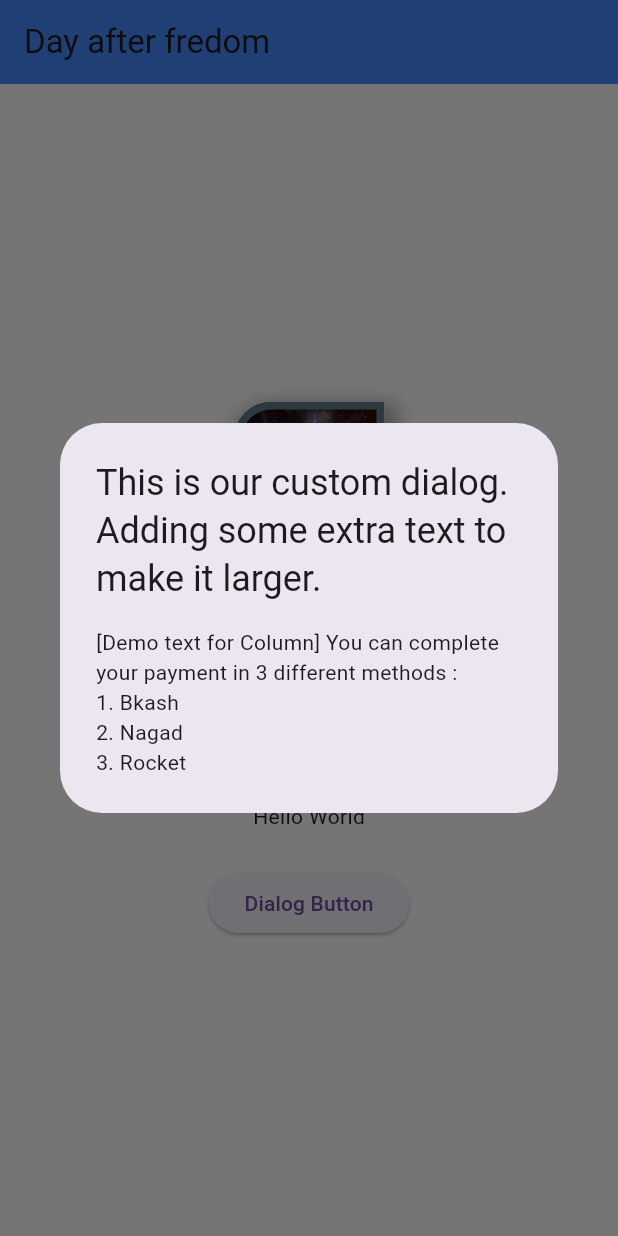
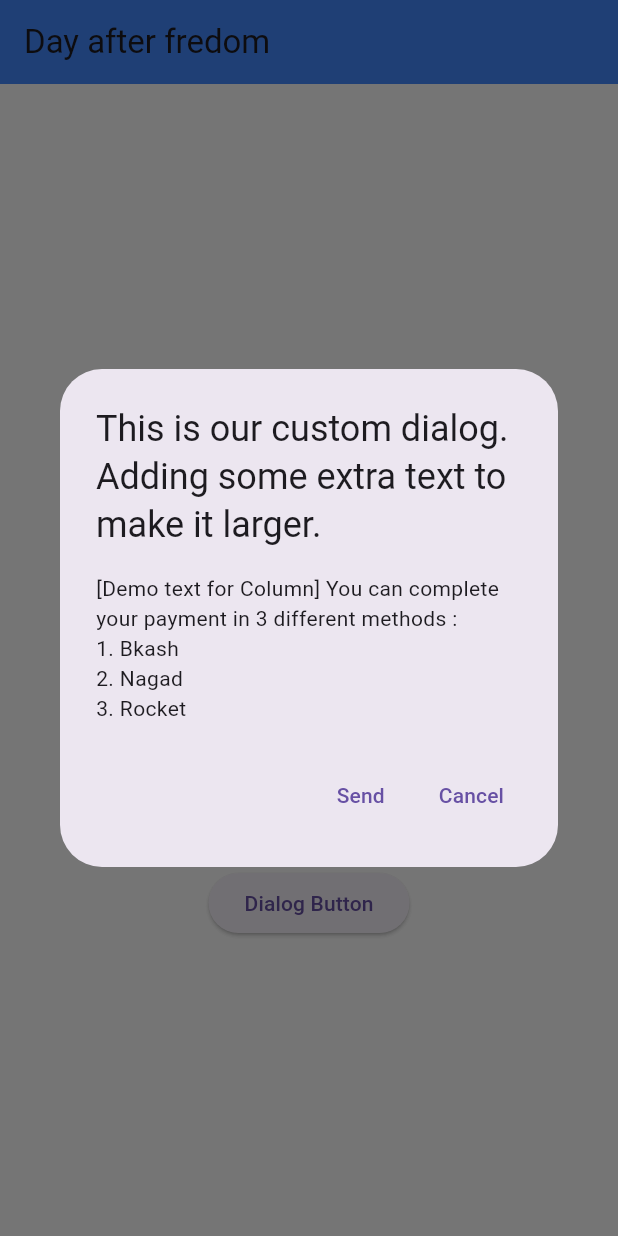
Before and after one commit to rup-chowdhury/flutter-ostad, a Flutter app: the screen it shows after launch, after a tap on "Dialog Button", on a phone screen of 412 x 824 dp. Run offline on Flutter 3.47's test engine with Material 3 defaults, Android fonts, the phone set to English and light mode, and no system bars.

Commit message:
add actions widget and using TextButton

```diff
--- a/five/lib/main.dart
+++ b/five/lib/main.dart
@@ -129,6 +129,10 @@ class _HomeState extends State<Home> {
                         Text("3. Rocket"),
                       ],
                     ),
+                    actions: [
+                      TextButton(onPressed: () {}, child: Text("Send")),
+                      TextButton(onPressed: () {}, child: Text("Cancel"))
+                    ],
                   );
                 });
                 },
```
